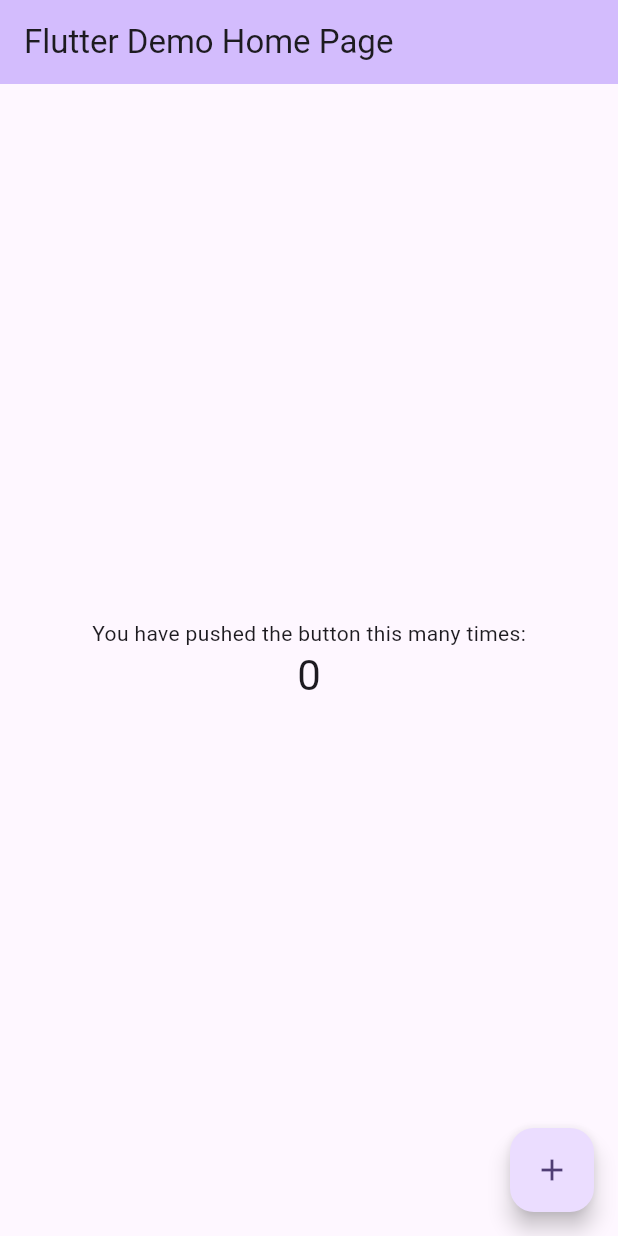
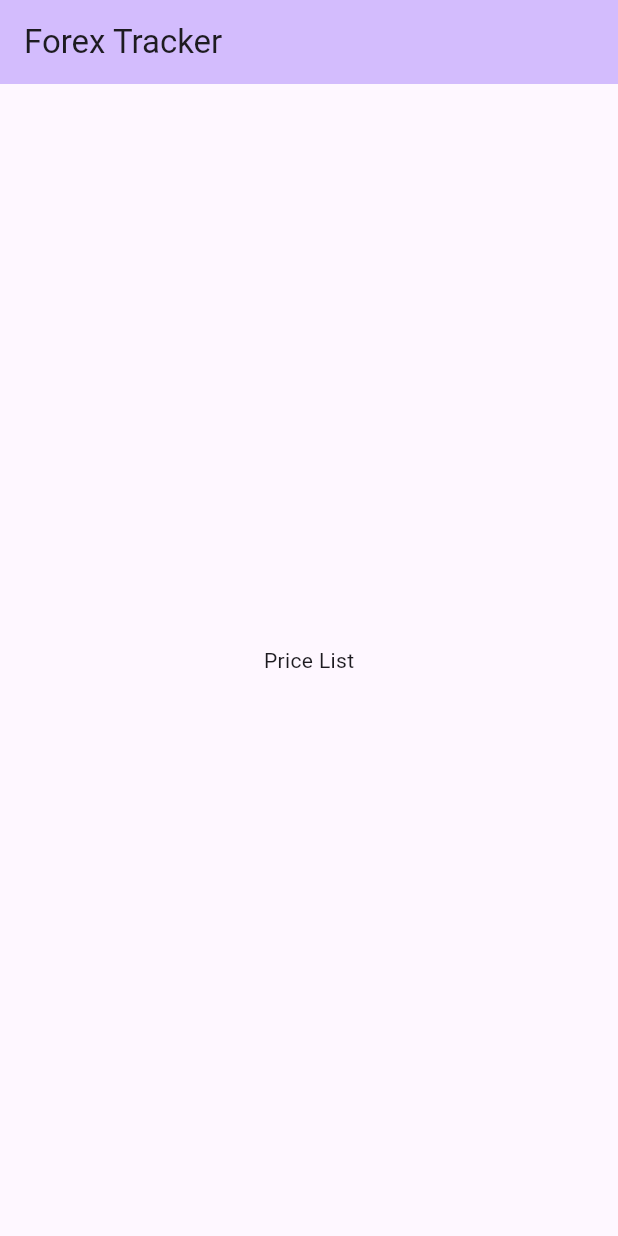
Before and after one commit to MustafaSaify/fxtm_trader, a Flutter app: the screen it shows after launch, on a phone screen of 412 x 824 dp. Run offline on Flutter 3.47's test engine with Material 3 defaults, Android fonts, the phone set to English and light mode, and no system bars.

Commit message:
initial setup (#1)
added the datasource and repository files and placeholder implementation for the methods.

```diff
--- a/lib/main.dart
+++ b/lib/main.dart
@@ -1,4 +1,5 @@
 import 'package:flutter/material.dart';
+import 'package:fxtm_trader/src/features/forex_tracker/presentation/price_list_screen.dart';
 
 void main() {
   runApp(const MyApp());
@@ -11,7 +12,7 @@
   @override
   Widget build(BuildContext context) {
     return MaterialApp(
-      title: 'Flutter Demo',
+      title: 'FXTM Trader',
       theme: ThemeData(
         // This is the theme of your application.
         //
@@ -31,95 +32,7 @@
         colorScheme: ColorScheme.fromSeed(seedColor: Colors.deepPurple),
         useMaterial3: true,
       ),
-      home: const MyHomePage(title: 'Flutter Demo Home Page'),
+      home: const PriceListScreen(),
     );
   }
 }
-
-class MyHomePage extends StatefulWidget {
-  const MyHomePage({super.key, required this.title});
-
-  // This widget is the home page of your application. It is stateful, meaning
-  // that it has a State object (defined below) that contains fields that affect
-  // how it looks.
-
-  // This class is the configuration for the state. It holds the values (in this
-  // case the title) provided by the parent (in this case the App widget) and
-  // used by the build method of the State. Fields in a Widget subclass are
-  // always marked "final".
-
-  final String title;
-
-  @override
-  State<MyHomePage> createState() => _MyHomePageState();
-}
-
-class _MyHomePageState extends State<MyHomePage> {
-  int _counter = 0;
-
-  void _incrementCounter() {
-    setState(() {
-      // This call to setState tells the Flutter framework that something has
-      // changed in this State, which causes it to rerun the build method below
-      // so that the display can reflect the updated values. If we changed
-      // _counter without calling setState(), then the build method would not be
-      // called again, and so nothing would appear to happen.
-      _counter++;
-    });
-  }
-
-  @override
-  Widget build(BuildContext context) {
-    // This method is rerun every time setState is called, for instance as done
-    // by the _incrementCounter method above.
-    //
-    // The Flutter framework has been optimized to make rerunning build methods
-    // fast, so that you can just rebuild anything that needs updating rather
-    // than having to individually change instances of widgets.
-    return Scaffold(
-      appBar: AppBar(
-        // TRY THIS: Try changing the color here to a specific color (to
-        // Colors.amber, perhaps?) and trigger a hot reload to see the AppBar
-        // change color while the other colors stay the same.
-        backgroundColor: Theme.of(context).colorScheme.inversePrimary,
-        // Here we take the value from the MyHomePage object that was created by
-        // the App.build method, and use it to set our appbar title.
-        title: Text(widget.title),
-      ),
-      body: Center(
-        // Center is a layout widget. It takes a single child and positions it
-        // in the middle of the parent.
-        child: Column(
-          // Column is also a layout widget. It takes a list of children and
-          // arranges them vertically. By default, it sizes itself to fit its
-          // children horizontally, and tries to be as tall as its parent.
-          //
-          // Column has various properties to control how it sizes itself and
-          // how it positions its children. Here we use mainAxisAlignment to
-          // center the children vertically; the main axis here is the vertical
-          // axis because Columns are vertical (the cross axis would be
-          // horizontal).
-          //
-          // TRY THIS: Invoke "debug painting" (choose the "Toggle Debug Paint"
-          // action in the IDE, or press "p" in the console), to see the
-          // wireframe for each widget.
-          mainAxisAlignment: MainAxisAlignment.center,
-          children: <Widget>[
-            const Text(
-              'You have pushed the button this many times:',
-            ),
-            Text(
-              '$_counter',
-              style: Theme.of(context).textTheme.headlineMedium,
-            ),
-          ],
-        ),
-      ),
-      floatingActionButton: FloatingActionButton(
-        onPressed: _incrementCounter,
-        tooltip: 'Increment',
-        child: const Icon(Icons.add),
-      ), // This trailing comma makes auto-formatting nicer for build methods.
-    );
-  }
-}
--- /dev/null
+++ b/lib/src/features/forex_tracker/data/datasource/forex_symbol_datasource.dart
@@ -0,0 +1,3 @@
+abstract class ForexSymbolDataSource {
+  Future<List<dynamic>> getSymbols({required String exchange});
+}
--- /dev/null
+++ b/lib/src/features/forex_tracker/data/datasource/price_stream_datasource.dart
@@ -0,0 +1,5 @@
+abstract class PriceStreamDataSource {
+  Future<void> connect();
+  void disconnect();
+  Future<void> subscribeToSymbol(String symbol);
+}
--- /dev/null
+++ b/lib/src/features/forex_tracker/domain/entities/forex_price.dart
@@ -0,0 +1,8 @@
+class ForexPrice {
+  final String symbol;
+  final String name;
+  final String currency;
+  final num price;
+
+  ForexPrice({required this.symbol, required this.name, required this.currency, required this.price});
+}
--- /dev/null
+++ b/lib/src/features/forex_tracker/domain/repository/forex_symbols_repository.dart
@@ -0,0 +1,5 @@
+import 'package:fxtm_trader/src/features/forex_tracker/domain/entities/forex_symbol.dart';
+
+abstract class ForexSymbolsRepository {
+  Future<List<ForexSymbol>> getSymbols(String exchange);
+}
--- /dev/null
+++ b/lib/src/features/forex_tracker/domain/repository/price_stream_repository.dart
@@ -0,0 +1,5 @@
+abstract class PriceStreamRepository {
+  Future<void> connect();
+  void disconnect();
+  Future<void> subscribeToSymbol(String symbol);
+}
--- /dev/null
+++ b/lib/src/features/forex_tracker/presentation/price_list_screen.dart
@@ -0,0 +1,24 @@
+import 'package:flutter/material.dart';
+
+class PriceListScreen extends StatefulWidget {
+  const PriceListScreen({super.key});
+
+  @override
+  State<PriceListScreen> createState() => _PriceListScreenState();
+}
+
+class _PriceListScreenState extends State<PriceListScreen> {
+
+  @override
+  Widget build(BuildContext context) {
+    return Scaffold(
+      appBar: AppBar(
+        backgroundColor: Theme.of(context).colorScheme.inversePrimary,
+        title: const Text('Forex Tracker'),
+      ),
+      body: const Center(
+        child: Text('Price List')
+      ), // This trailing comma makes auto-formatting nicer for build methods.
+    );
+  }
+}
```
Also changed, not shown: lib/src/features/forex_tracker/data/repository/forex_symbols_repository_impl.dart (added, +19 -0 lines), lib/src/features/forex_tracker/data/repository/price_stream_repository_impl.dart (added, +18 -0 lines), lib/src/features/forex_tracker/domain/entities/forex_symbol.dart (added, +8 -0 lines).
